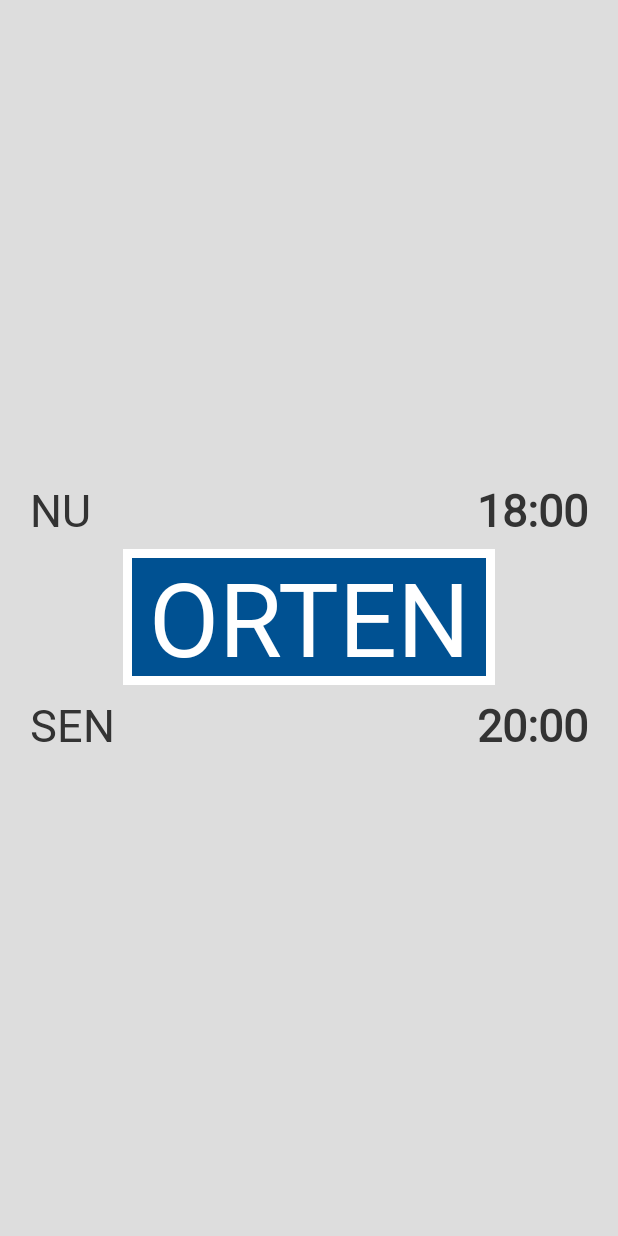
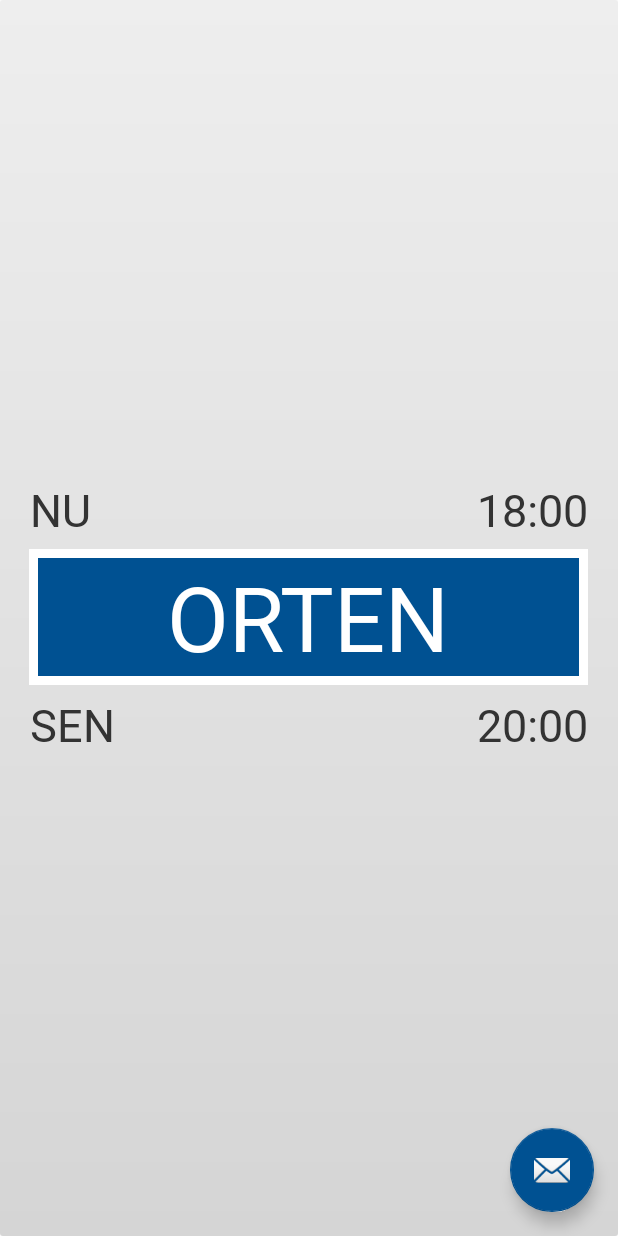
Before and after one commit to Bjorkgren/NuSen, an Android app: the screen it shows after launch (MainActivity), on a phone screen of 412 x 824 dp. Run offline under Robolectric (Android 15) with nearby library versions, the light colour scheme and no system bars.

Commit message:
Started with settings, added floating action button

```diff
--- a/app/build.gradle
+++ b/app/build.gradle
@@ -9,6 +9,7 @@
         versionCode 1
         versionName "1.0"
         testInstrumentationRunner "android.support.test.runner.AndroidJUnitRunner"
+        vectorDrawables.useSupportLibrary = true
     }
     buildTypes {
         release {
@@ -22,7 +23,10 @@
     implementation fileTree(dir: 'libs', include: ['*.jar'])
     implementation 'com.android.support:appcompat-v7:28.0.0'
     implementation 'com.android.support.constraint:constraint-layout:1.1.3'
+    implementation 'com.android.support:design:28.0.0'
     implementation 'com.google.code.gson:gson:2.8.2'
+    implementation 'com.android.support:support-v4:28.0.0'
+    implementation 'com.android.support:support-vector-drawable:28.0.0'
     testImplementation 'junit:junit:4.12'
     androidTestImplementation 'com.android.support.test:runner:1.0.2'
     androidTestImplementation 'com.android.support.test.espresso:espresso-core:3.0.2'
--- a/app/src/main/java/com/bjorkgren/nusen/MainActivity.java
+++ b/app/src/main/java/com/bjorkgren/nusen/MainActivity.java
@@ -4,12 +4,18 @@
 import android.content.Context;
 import android.content.Intent;
 import android.content.pm.PackageManager;
+import android.graphics.Color;
+import android.graphics.drawable.Drawable;
+import android.graphics.drawable.GradientDrawable;
+import android.graphics.drawable.LayerDrawable;
 import android.location.Criteria;
 import android.location.Location;
 import android.location.LocationListener;
 import android.location.LocationManager;
 import android.os.Build;
 import android.os.Looper;
+import android.support.constraint.ConstraintLayout;
+import android.support.design.widget.FloatingActionButton;
 import android.support.v4.app.ActivityCompat;
 import android.support.v7.app.AppCompatActivity;
 import android.os.Bundle;
@@ -17,11 +23,13 @@
 import android.util.Log;
 import android.view.View;
 import android.view.ViewGroup;
+import android.widget.LinearLayout;
 import android.widget.TextView;
 import android.widget.Toast;
 
 import com.bjorkgren.nusen.communication.PlacenameFromPositionTask;
 import com.bjorkgren.nusen.model.PlacenameListener;
+import com.bjorkgren.nusen.model.Weather;
 
 import static android.os.AsyncTask.THREAD_POOL_EXECUTOR;
 
@@ -33,6 +41,9 @@
     LocationListener locationListener;
 
     TextView skylt;
+    ConstraintLayout mainLayout;
+    int colorSun, colorRain, colorCloudy;
+    int colorPrimary;
 
     @Override
     protected void onResume() {
@@ -67,6 +78,13 @@
         if ( Build.VERSION.SDK_INT >= 23)
             getWindow().getDecorView().setSystemUiVisibility(View.SYSTEM_UI_FLAG_LIGHT_STATUS_BAR);
 
+        colorCloudy = getResources().getColor(R.color.gradientCloudy);
+        colorSun = getResources().getColor(R.color.gradientSun);
+        colorRain = getResources().getColor(R.color.gradientRain);
+        colorPrimary = getResources().getColor(R.color.colorPrimary);
+
+
+
         skylt = findViewById(R.id.skylt);
         skylt.post(new Runnable() {
             @Override
@@ -81,6 +99,9 @@
                 skylt.setLayoutParams(layoutParams);
             }
         });
+
+        mainLayout = findViewById(R.id.main_layout);
+        setWeatherSen(Weather.CLOUDY);
 
         locationListener = new LocationListener() {
             @Override
@@ -143,7 +164,7 @@
             @Override
             public void onFound(String p) {
                 skylt.setText("\u00A0" + p.toUpperCase() + "\u00A0");
-                updateSkyltSize();
+                //setWeatherSen(Weather.CLOUDY);
                 //preferences.edit().putString(PLACENAME_SAVED, p).apply();
             }
 
@@ -154,16 +175,39 @@
         }).executeOnExecutor(THREAD_POOL_EXECUTOR, loc );
     }
 
+    private void setWeatherSen(Weather w){
+        int end;
+        switch (w){
+            case SUN:
+                end = colorSun;
+                break;
+            case RAIN:
+                end = colorRain;
+                break;
+            case CLOUDY:
+                end = colorCloudy;
+                break;
+            default:
+                return;
+        }
+        int colors[] = {colorPrimary, end};
+        GradientDrawable gd = new GradientDrawable(
+                GradientDrawable.Orientation.TOP_BOTTOM, colors);
+
+        gd.setCornerRadius(3f);
+        mainLayout.setBackground(gd);
+    }
+/*
     private void updateSkyltSize(){
         TextPaint textPaint = new TextPaint();
         textPaint.setTextSize(skylt.getTextSize());
 
-        float width = textPaint.measureText(skylt.getText().toString());
+        float width = textPaint.measureText((skylt.getText()).toString());
 
         ViewGroup.LayoutParams layoutParams = skylt.getLayoutParams();
         layoutParams.width = (int)width;
         skylt.setLayoutParams(layoutParams);
-    }
+    } */
 
     @Override
     public void onRequestPermissionsResult(int requestCode, String[] permissions, int[] grantResults) {
@@ -179,4 +223,8 @@
         }
     }
 
+    public void showSettings(View v){
+        startActivity(new Intent(MainActivity.this, SettingsActivity.class));
+    }
+
 }
--- /dev/null
+++ b/app/src/main/java/com/bjorkgren/nusen/model/Weather.java
@@ -0,0 +1,7 @@
+package com.bjorkgren.nusen.model;
+
+public enum Weather {
+    CLOUDY,
+    SUN,
+    RAIN
+}
--- a/app/src/main/res/layout/activity_main.xml
+++ b/app/src/main/res/layout/activity_main.xml
@@ -4,6 +4,8 @@
     xmlns:tools="http://schemas.android.com/tools"
     android:layout_width="match_parent"
     android:layout_height="match_parent"
+
+    android:id="@+id/main_layout"
     android:background="@color/colorPrimary"
     tools:context=".MainActivity">
 
@@ -46,7 +48,7 @@
                 android:fontFamily="@font/compact_vegverket"
                 android:layout_marginRight="20sp"
                 android:gravity="bottom"
-                android:textStyle="bold"
+                android:textStyle="normal"
                 android:text="18:00" />
 
         </LinearLayout>
@@ -62,7 +64,8 @@
                 android:layout_height="match_parent"
                 android:layout_weight="1"/>
         <TextView
-            android:layout_width="match_parent"
+            android:layout_width="0dp"
+            android:layout_weight="8"
             android:layout_height="match_parent"
             android:gravity="center"
             android:fontFamily="@font/compact_vegverket"
@@ -70,8 +73,8 @@
             android:background="@drawable/veg_skylt"
             android:layout_marginTop="6sp"
             android:layout_marginBottom="6sp"
-            android:paddingLeft="0sp"
-            android:paddingRight="0sp"
+            android:paddingTop="4sp"
+            android:paddingBottom="4sp"
 
             android:id="@+id/skylt"
 
@@ -120,7 +123,7 @@
                 android:fontFamily="@font/compact_vegverket"
                 android:layout_marginRight="20sp"
                 android:gravity="top"
-                android:textStyle="bold"
+                android:textStyle="normal"
                 android:text="20:00" />
 
         </LinearLayout>
@@ -128,5 +131,16 @@
     </LinearLayout>
 
 
+    <android.support.design.widget.FloatingActionButton
+        android:id="@+id/fab"
+        android:layout_width="wrap_content"
+        android:layout_height="wrap_content"
+        app:layout_constraintRight_toRightOf="parent"
+        app:layout_constraintBottom_toBottomOf="parent"
+        android:layout_gravity="bottom|end"
+        android:layout_margin="16sp"
+        app:srcCompat="@android:drawable/ic_dialog_email"
+
+        android:onClick="showSettings"/>
 
 </android.support.constraint.ConstraintLayout>
--- a/app/src/main/res/values/colors.xml
+++ b/app/src/main/res/values/colors.xml
@@ -1,12 +1,15 @@
 <?xml version="1.0" encoding="utf-8"?>
 <resources>
-    <color name="colorPrimary">#ddd</color>
-    <color name="colorPrimaryDark">#ddd</color>
-    <color name="colorAccent">#002F6C</color>
+    <color name="colorPrimary">#eee</color>
+    <color name="colorPrimaryDark">#eee</color>
+    <color name="colorAccent">#005192</color>
     <color name="colorSkylt">#005192</color>
     <color name="colorVegverkGrey">#a0a5a8</color>
     <color name="colorVegverkGreen">#00755c</color>
     <color name="colorVegverkDarkblue">#041e42</color>
     <!-- c6ccd0 -->
     <!--      a0a5a8   #7c878e    -->
+    <color name="gradientSun">#FFF59D</color>
+    <color name="gradientRain">#B3E5FC</color>
+    <color name="gradientCloudy">#D5D5D5</color>
 </resources>
```
Also changed, not shown: app/src/main/AndroidManifest.xml (+12 -2 lines), app/src/main/java/com/bjorkgren/nusen/AppCompatPreferenceActivity.java (added, +109 -0 lines), app/src/main/java/com/bjorkgren/nusen/SettingsActivity.java (added, +144 -0 lines), app/src/main/java/com/bjorkgren/nusen/communication/PlacenameFromPositionTask.java (+20 -19 lines), app/src/main/res/drawable/ic_info_black_24dp.xml (added, +9 -0 lines), app/src/main/res/drawable/ic_notifications_black_24dp.xml (added, +9 -0 lines), app/src/main/res/values/strings.xml (+73 -0 lines), app/src/main/res/xml/pref_data_sync.xml (added, +21 -0 lines), app/src/main/res/xml/pref_general.xml (added, +33 -0 lines), app/src/main/res/xml/pref_notification.xml (added, +27 -0 lines).
